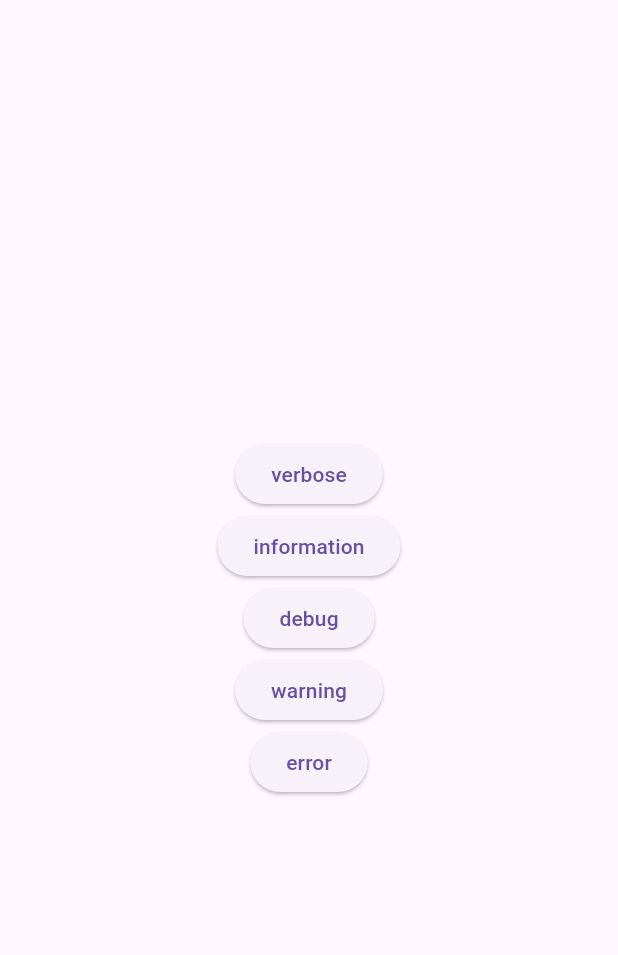
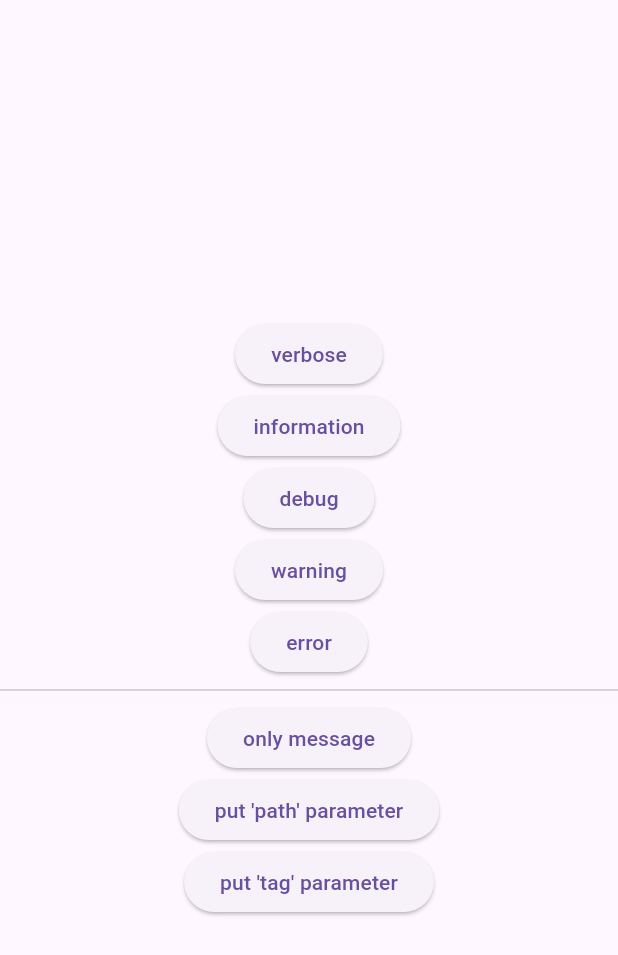
Before and after one commit to b3lon9/flutter_logcat, a Flutter app: the screen it shows after launch, on a phone screen of 412 x 824 dp. Shown: the top 955 px of the screen. Run offline on Flutter 3.47's test engine with Material 3 defaults, Android fonts, the phone set to English and light mode, and no system bars.

Commit message:
add example source

```diff
--- a/example/lib/main.dart
+++ b/example/lib/main.dart
@@ -71,6 +71,37 @@ class _ExampleScreenState extends State<ExampleScreen> {
             },
             child: const Text("error"),
           ),
+          const Divider(),
+          ElevatedButton(
+            onPressed: () {
+              Log.v("message");
+              Log.i("message");
+              Log.d("message");
+              Log.w("message");
+              Log.e("message");
+            },
+            child: const Text("only message"),
+          ),
+          ElevatedButton(
+            onPressed: () {
+              Log.v("message", path: true);
+              Log.i("message", path: true);
+              Log.d("message", path: true);
+              Log.w("message", path: true);
+              Log.e("message", path: true);
+            },
+            child: const Text("put 'path' parameter"),
+          ),
+          ElevatedButton(
+            onPressed: () {
+              Log.v("message", tag: "donguran");
+              Log.i("message", tag: "donguran");
+              Log.d("message", tag: "donguran");
+              Log.w("message", tag: "donguran");
+              Log.e("message", tag: "donguran");
+            },
+            child: const Text("put 'tag' parameter"),
+          )
         ],
       ),
     );
```
